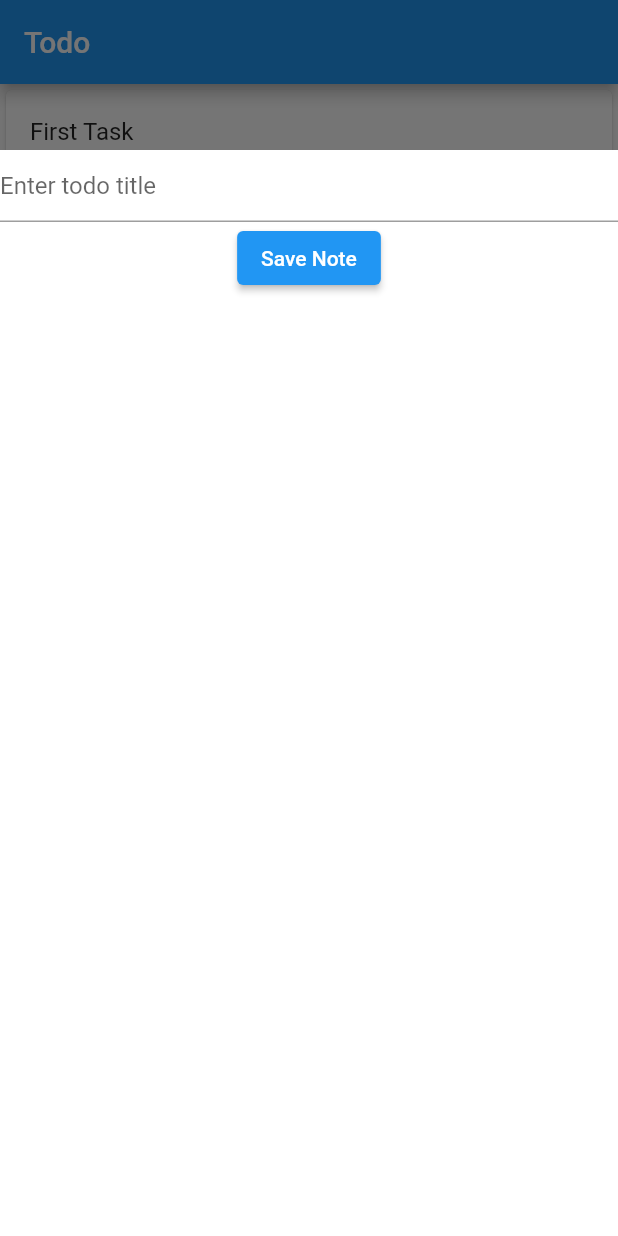
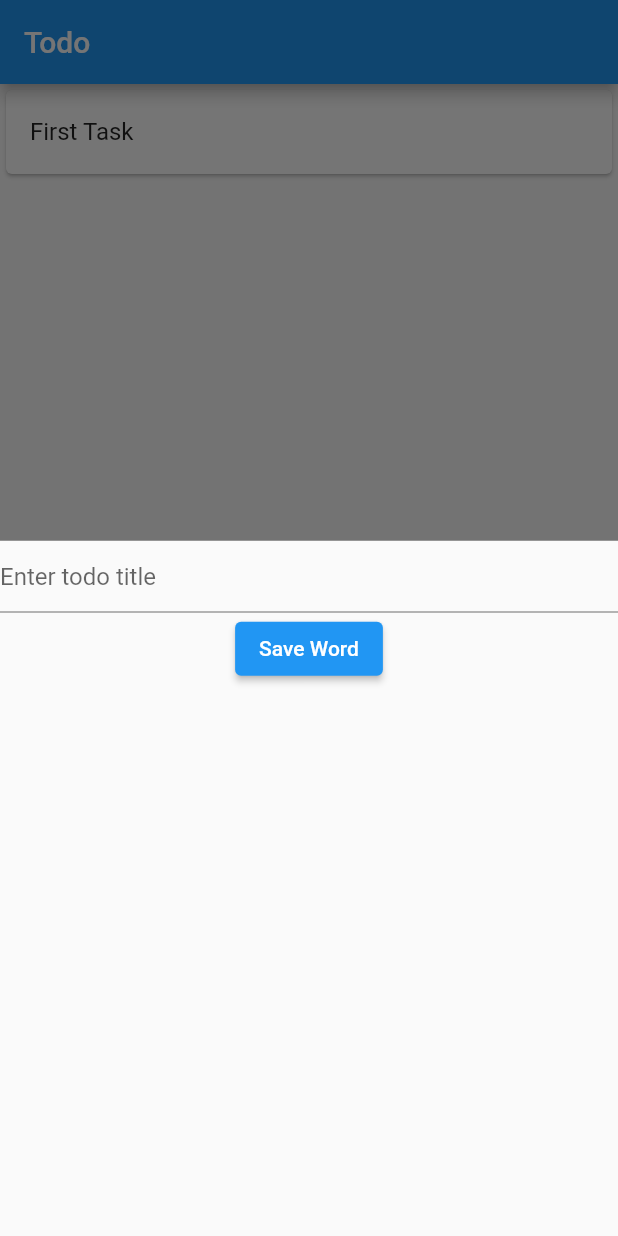
Before and after one commit to entest-hai/flutter_state_managment, a Flutter app: the screen it shows after launch, after a tap on the "add" icon, on a phone screen of 412 x 824 dp. Run offline on Flutter 3.47's test engine with Material 2 defaults, Android fonts, the phone set to English and light mode, and no system bars; our stand-ins replace carousel_slider, equatable, flutter_bloc, rxdart.

Commit message:
update statefull and context level

```diff
--- a/lib/localtodoapp.dart
+++ b/lib/localtodoapp.dart
@@ -11,12 +11,20 @@ class _LocalTodoState extends State<LocalTodoApp> {
   Widget build(BuildContext context) {
     // TODO: implement build
     return MaterialApp(
-      home: ListTodoView(),
-    );
+        home: MultiBlocProvider(
+      providers: [BlocProvider(create: (context) => TodoCubit()..getTodos())],
+      child: ListTodoView(),
+    ));
   }
 }
 
-class ListTodoView extends StatelessWidget {
+//
+class ListTodoView extends StatefulWidget {
+  @override
+  State<StatefulWidget> createState() => _ListTodoViewState();
+}
+
+class _ListTodoViewState extends State<ListTodoView> {
   final _titleController = TextEditingController();
   @override
   Widget build(BuildContext context) {
@@ -40,43 +48,114 @@ class ListTodoView extends StatelessWidget {
           return CircularProgressIndicator();
         }
       }),
-      floatingActionButton: BlocBuilder<TodoCubit, TodoState>(
-        builder: (context, state) {
-          return FloatingActionButton(
-            onPressed: () {
-              showModalBottomSheet(
-                  isScrollControlled: true,
-                  context: context,
-                  builder: (BuildContext context) {
-                    return Container(
-                      height: MediaQuery.of(context).size.height - 100,
-                      color: Colors.white,
-                      child: Column(
+      floatingActionButton: _floatingActionButton(),
+    );
+  }
+
+  Widget _newTodoView() {
+    return Column(
       children: [
         TextField(
           controller: _titleController,
-                            decoration:
-                                InputDecoration(hintText: "Enter todo title"),
+          decoration: InputDecoration(hintText: 'Enter todo title'),
         ),
         ElevatedButton(
-                            child: Text("Save Note"),
             onPressed: () {
               BlocProvider.of<TodoCubit>(context)
                   .createTodo(_titleController.text);
               _titleController.text = '';
-                              Navigator.pop(context);
+              Navigator.of(context).pop();
             },
-                          )
+            child: Text('Save Word'))
       ],
+    );
+  }
+
+  Widget _floatingActionButton() {
+    return FloatingActionButton(
+        child: Icon(Icons.add),
+        onPressed: () {
+          showModalBottomSheet(
+              context: context, builder: (context) => _newTodoView());
+        });
+  }
+}
+
+// _MyState and BlocProvider
+class _TodosAppState extends State<LocalTodoApp> {
+  @override
+  Widget build(BuildContext context) {
+    // TODO: implement build
+    return MaterialApp(
+      home: BlocProvider(
+        create: (context) => TodoCubit()..getTodos(),
+        child: TodosView(),
       ),
     );
-                  });
-            },
-            child: Icon(Icons.add),
+  }
+}
+
+// TodoView
+class TodosView extends StatefulWidget {
+  @override
+  State<StatefulWidget> createState() => _TodosViewState();
+}
+
+// _TodoViewState
+class _TodosViewState extends State<TodosView> {
+  final _titleController = TextEditingController();
+  @override
+  Widget build(BuildContext context) {
+    return Scaffold(
+      appBar: AppBar(
+        title: Text("Todo"),
+      ),
+      body: BlocBuilder<TodoCubit, TodoState>(builder: (context, state) {
+        if (state is ListTodoSuccess) {
+          return ListView.builder(
+            itemCount: state.todos.length,
+            itemBuilder: (context, index) {
+              return Card(
+                child: ListTile(
+                  title: Text(state.todos[index].title),
+                ),
               );
             },
+          );
+        } else {
+          return CircularProgressIndicator();
+        }
+      }),
+      floatingActionButton: _floatingActionButton(),
+    );
+  }
+
+  Widget _newTodoView() {
+    return Column(
+      children: [
+        TextField(
+          controller: _titleController,
+          decoration: InputDecoration(hintText: 'Enter todo title'),
         ),
+        ElevatedButton(
+            onPressed: () {
+              BlocProvider.of<TodoCubit>(context)
+                  .createTodo(_titleController.text);
+              _titleController.text = '';
+              Navigator.of(context).pop();
+            },
+            child: Text('Save Todo'))
+      ],
     );
+  }
+
+  Widget _floatingActionButton() {
+    return FloatingActionButton(
+        child: Icon(Icons.add),
+        onPressed: () {
+          showModalBottomSheet(
+              context: context, builder: (context) => _newTodoView());
+        });
   }
 }
 
--- a/lib/main.dart
+++ b/lib/main.dart
@@ -43,14 +43,15 @@ void main() {
   // runApp(CustomPainterApp());
   // runApp(SineWaveApp());
   // runApp(ShowModalApp());
-  runApp(MultiProvider(
-    providers: [
-      BlocProvider<TodoCubit>(
-        create: (context) => TodoCubit()..getTodos(),
-      )
-    ],
-    child: LocalTodoApp(),
-  ));
+  // runApp(MultiProvider(
+  //   providers: [
+  //     BlocProvider<TodoCubit>(
+  //       create: (context) => TodoCubit()..getTodos(),
+  //     )
+  //   ],
+  //   child: LocalTodoApp(),
+  // ));
+  runApp(LocalTodoApp());
 
   // runApp(MultiProvider(
   //   providers: [
```
Lines whose indentation alone changed are shown as unchanged.
